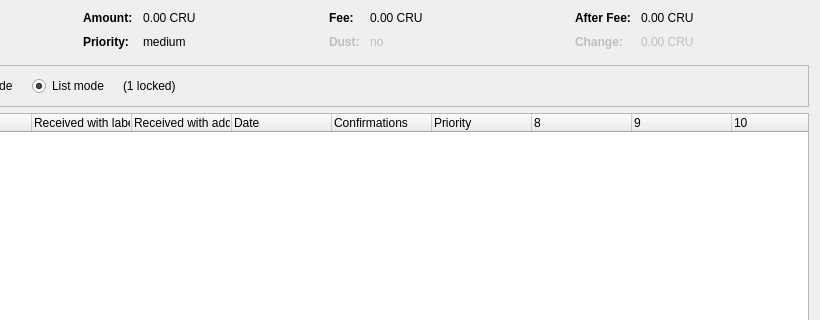
First picture: the form in src/qt/forms/coincontroldialog.ui, repository Exgibichi/cryptoruble, before the edit; both pictures show x 180 to 1000 and y 0 to 320 of the 1000 by 500 pixel window.
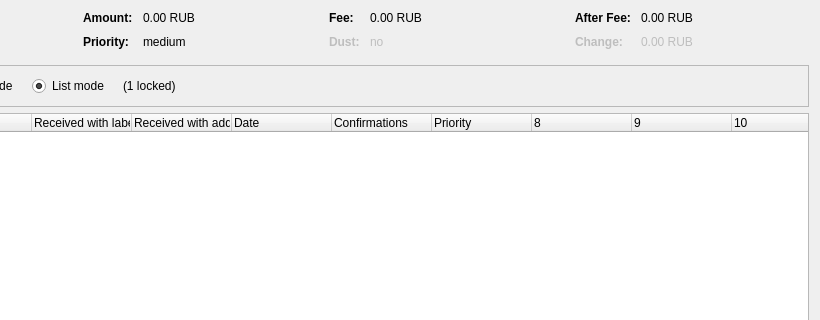
Second picture: the form after the edit. Custom widgets are drawn as their Qt base class.

```diff
--- a/src/qt/forms/coincontroldialog.ui
+++ b/src/qt/forms/coincontroldialog.ui
@@ -132,7 +132,7 @@
           <enum>Qt::ActionsContextMenu</enum>
          </property>
          <property name="text">
-          <string notr="true">0.00 CRU</string>
+          <string notr="true">0.00 RUB</string>
          </property>
          <property name="textInteractionFlags">
           <set>Qt::LinksAccessibleByMouse|Qt::TextSelectableByKeyboard|Qt::TextSelectableByMouse</set>
@@ -206,7 +206,7 @@
           <enum>Qt::ActionsContextMenu</enum>
          </property>
          <property name="text">
-          <string notr="true">0.00 CRU</string>
+          <string notr="true">0.00 RUB</string>
          </property>
          <property name="textInteractionFlags">
           <set>Qt::LinksAccessibleByMouse|Qt::TextSelectableByKeyboard|Qt::TextSelectableByMouse</set>
@@ -286,7 +286,7 @@
           <enum>Qt::ActionsContextMenu</enum>
          </property>
          <property name="text">
-          <string notr="true">0.00 CRU</string>
+          <string notr="true">0.00 RUB</string>
          </property>
          <property name="textInteractionFlags">
           <set>Qt::LinksAccessibleByMouse|Qt::TextSelectableByKeyboard|Qt::TextSelectableByMouse</set>
@@ -321,7 +321,7 @@
           <enum>Qt::ActionsContextMenu</enum>
          </property>
          <property name="text">
-          <string notr="true">0.00 CRU</string>
+          <string notr="true">0.00 RUB</string>
          </property>
          <property name="textInteractionFlags">
           <set>Qt::LinksAccessibleByMouse|Qt::TextSelectableByKeyboard|Qt::TextSelectableByMouse</set>
```
